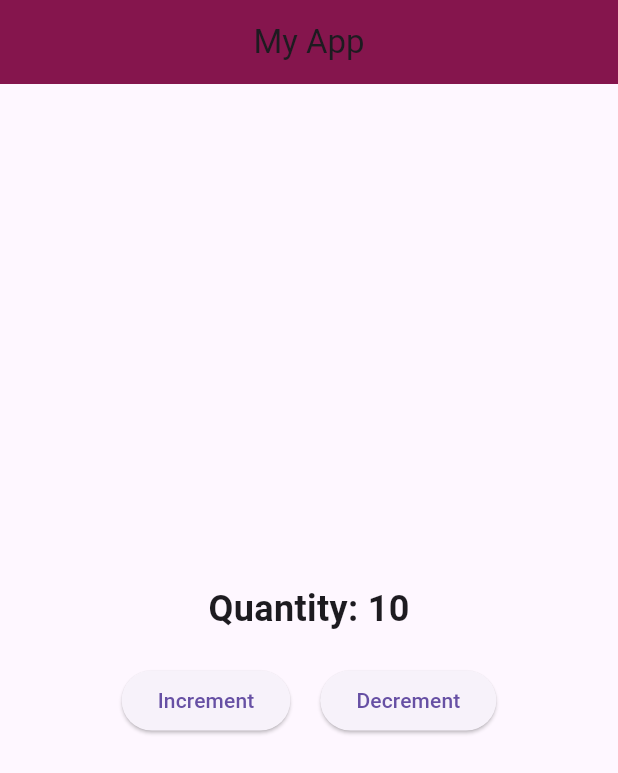
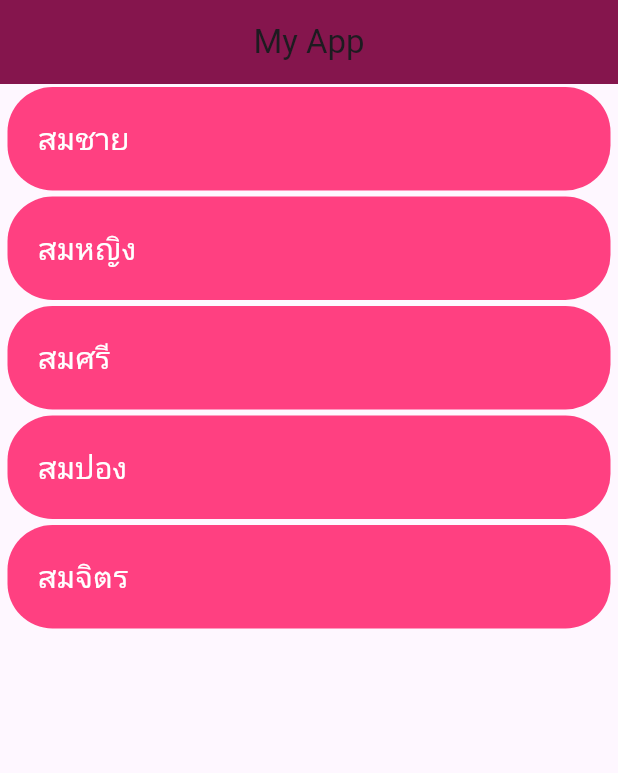
Before and after one commit to armzaza595/learn_flutter_67_1, a Flutter app: the screen it shows after launch, on a phone screen of 412 x 824 dp. Shown: the top 773 px of the screen. Run offline on Flutter 3.47's test engine with Material 3 defaults, Android fonts, the phone set to English and light mode, and no system bars.

Commit message:
step9: ListView widget

```diff
--- /dev/null
+++ b/lib/model/person.dart
@@ -0,0 +1 @@
+class Person {}
--- a/lib/screen/item.dart
+++ b/lib/screen/item.dart
@@ -8,49 +8,26 @@ class Item extends StatefulWidget {
 }
 
 class ItemState extends State<Item> {
-  int quantity = 10;
-
-  void incrementQuantity() {
-    setState(() {
-      quantity++;
-    });
-  }
-
-  void decrementQuantity() {
-    setState(() {
-      //setState(() {
-      // quantity++;
-      quantity = quantity > 0 ? quantity - 1 : 0;
-    });
-  }
+  List<String> data = ["สมชาย", "สมหญิง", "สมศรี", "สมปอง", "สมจิตร"];
 
   @override
   Widget build(BuildContext context) {
-    return Center(
-      child: Column(
-        mainAxisAlignment: MainAxisAlignment.center,
-        children: [
-          Text(
-            "Quantity: $quantity",
-            style: const TextStyle(fontSize: 24, fontWeight: FontWeight.bold),
+    return ListView.builder(
+      itemCount: data.length,
+      itemBuilder: (context, index) {
+        return Container(
+          decoration: BoxDecoration(
+            borderRadius: BorderRadius.circular(30), // ✅ แก้แล้ว
+            color: Colors.pinkAccent,
           ),
-          const SizedBox(height: 20),
-          Row(
-            mainAxisAlignment: MainAxisAlignment.center,
-            children: [
-              ElevatedButton(
-                onPressed: incrementQuantity,
-                child: const Text("Increment"),
-              ),
-              const SizedBox(width: 20),
-              ElevatedButton(
-                onPressed: decrementQuantity,
-                child: const Text("Decrement"),
-              ),
-            ],
+          margin: const EdgeInsets.symmetric(vertical: 2, horizontal: 5),
+          padding: const EdgeInsets.all(20),
+          child: Text(
+            data[index], // ✅ แก้แล้ว
+            style: const TextStyle(fontSize: 20, color: Colors.white),
           ),
-        ],
-      ),
+        );
+      },
     );
   }
-  }
+}
```
